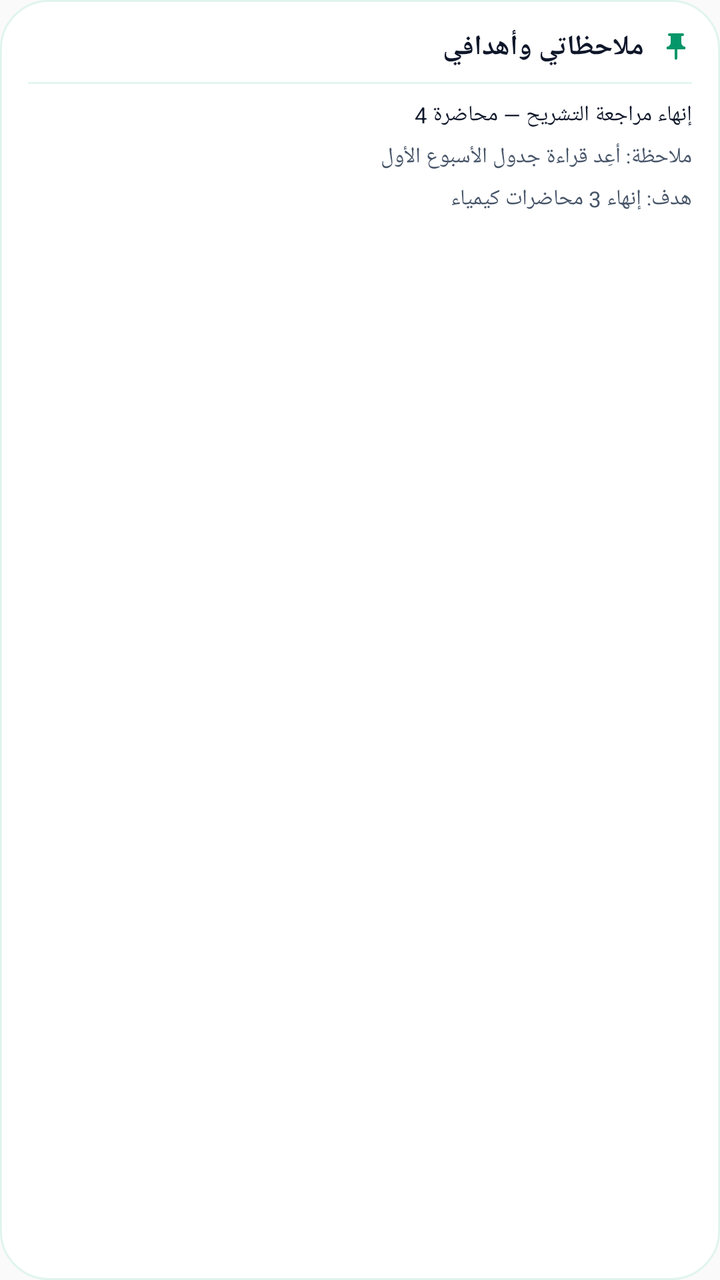
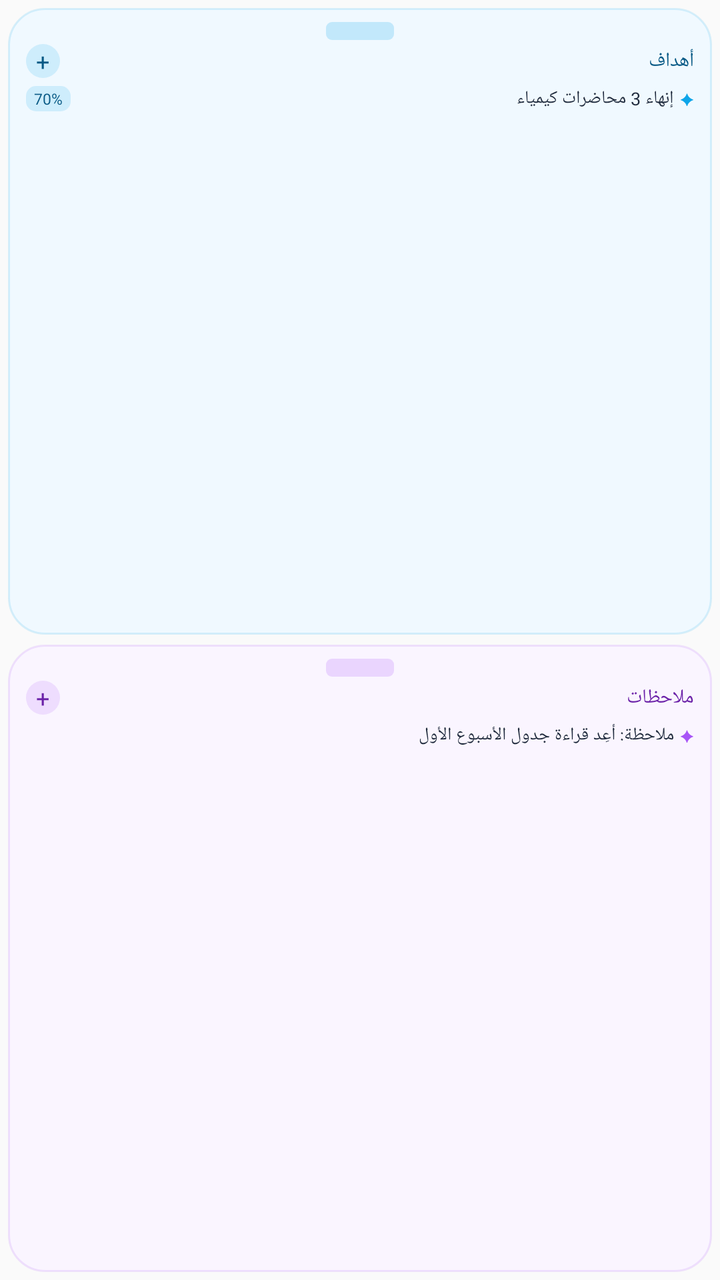

Two renders of the same Android screen: before a commit and after it. Below are the layout's source before the change and the commit's diff.
<!-- AndroidManifest.xml: application theme AppTheme -->
<!-- res/layout/widget_notes_preview.xml -->
<?xml version="1.0" encoding="utf-8"?>
<LinearLayout xmlns:android="http://schemas.android.com/apk/res/android"
    android:layout_width="match_parent"
    android:layout_height="match_parent"
    android:layoutDirection="rtl"
    android:background="@drawable/widget_preview_background"
    android:orientation="vertical"
    android:padding="14dp">

    <LinearLayout
        android:layout_width="match_parent"
        android:layout_height="wrap_content"
        android:gravity="center_vertical"
        android:orientation="horizontal">

        <ImageView
            android:layout_width="16dp"
            android:layout_height="16dp"
            android:contentDescription="@null"
            android:src="@drawable/widget_ic_pin"
            android:tint="#FF059669" />

        <TextView
            android:layout_width="wrap_content"
            android:layout_height="wrap_content"
            android:layout_marginStart="8dp"
            android:fontFamily="sans-serif-medium"
            android:text="@string/widget_notes_label"
            android:textColor="#FF0F172A"
            android:textSize="14sp"
            android:textStyle="bold" />
    </LinearLayout>

    <View
        android:layout_width="match_parent"
        android:layout_height="1dp"
        android:layout_marginTop="8dp"
        android:background="#1F10B981" />

    <TextView
        android:layout_width="match_parent"
        android:layout_height="wrap_content"
        android:layout_marginTop="8dp"
        android:text="@string/widget_preview_note_1"
        android:textColor="#FF0F172A"
        android:textSize="11sp" />

    <TextView
        android:layout_width="match_parent"
        android:layout_height="wrap_content"
        android:layout_marginTop="6dp"
        android:text="@string/widget_preview_note_2"
        android:textColor="#FF475569"
        android:textSize="11sp" />

    <TextView
        android:layout_width="match_parent"
        android:layout_height="wrap_content"
        android:layout_marginTop="6dp"
        android:text="@string/widget_preview_note_3"
        android:textColor="#FF475569"
        android:textSize="11sp" />
</LinearLayout>
<!-- resources referenced by this layout -->
<resources>
  <!-- drawable widget_ic_pin (drawable) -->
  <?xml version="1.0" encoding="utf-8"?>
  <vector xmlns:android="http://schemas.android.com/apk/res/android"
      android:width="24dp"
      android:height="24dp"
      android:viewportWidth="24"
      android:viewportHeight="24">
      <path
          android:fillColor="#FFFFFFFF"
          android:pathData="M16,9V4h1c0.55,0 1,-0.45 1,-1s-0.45,-1 -1,-1H7C6.45,2 6,2.45 6,3s0.45,1 1,1h1v5c0,1.66 -1.34,3 -3,3v2h5.97v7l1,1l1,-1v-7H19v-2c-1.66,0 -3,-1.34 -3,-3z" />
  </vector>
  <!-- drawable widget_preview_background (drawable) -->
  <?xml version="1.0" encoding="utf-8"?>
  <shape xmlns:android="http://schemas.android.com/apk/res/android"
      android:shape="rectangle">
      <solid android:color="#FFFFFFFF" />
      <corners android:radius="24dp" />
      <stroke
          android:width="1dp"
          android:color="#1F10B981" />
  </shape>
  <string name="widget_notes_label">ملاحظاتي وأهدافي</string>
  <string name="widget_preview_note_1">إنهاء مراجعة التشريح — محاضرة 4</string>
  <string name="widget_preview_note_2">ملاحظة: أعِد قراءة جدول الأسبوع الأول</string>
  <string name="widget_preview_note_3">هدف: إنهاء 3 محاضرات كيمياء</string>
  <style name="AppTheme" parent="Theme.AppCompat.Light.DarkActionBar">
          
          <item name="colorPrimary">@color/colorPrimary</item>
          <item name="colorPrimaryDark">@color/colorPrimaryDark</item>
          <item name="colorAccent">@color/colorAccent</item>
      </style>
</resources>

<!-- the commit's change to res/layout/widget_notes_preview.xml (unified diff, before → after) -->
@@ -3,61 +3,150 @@
     android:layout_width="match_parent"
     android:layout_height="match_parent"
     android:layoutDirection="rtl"
-    android:background="@drawable/widget_preview_background"
     android:orientation="vertical"
-    android:padding="14dp">
+    android:padding="4dp">
 
     <LinearLayout
         android:layout_width="match_parent"
-        android:layout_height="wrap_content"
-        android:gravity="center_vertical"
-        android:orientation="horizontal">
+        android:layout_height="0dp"
+        android:layout_weight="1"
+        android:background="@drawable/widget_bg_sticky_goal"
+        android:orientation="vertical"
+        android:paddingStart="9dp"
+        android:paddingTop="18dp"
+        android:paddingEnd="9dp"
+        android:paddingBottom="6dp">
 
-        <ImageView
-            android:layout_width="16dp"
-            android:layout_height="16dp"
-            android:contentDescription="@null"
-            android:src="@drawable/widget_ic_pin"
-            android:tint="#FF059669" />
+        <LinearLayout
+            android:layout_width="match_parent"
+            android:layout_height="wrap_content"
+            android:gravity="center_vertical"
+            android:orientation="horizontal">
 
-        <TextView
-            android:layout_width="wrap_content"
+            <TextView
+                android:layout_width="0dp"
+                android:layout_height="wrap_content"
+                android:layout_weight="1"
+                android:fontFamily="@font/tajawal_bold"
+                android:text="أهداف"
+                android:textColor="#FF075985"
+                android:textSize="10sp" />
+
+            <TextView
+                android:layout_width="17dp"
+                android:layout_height="17dp"
+                android:background="@drawable/widget_round_blue"
+                android:fontFamily="@font/tajawal_bold"
+                android:gravity="center"
+                android:text="@string/widget_preview_plus"
+                android:textColor="#FF075985"
+                android:textSize="12sp" />
+        </LinearLayout>
+
+        <LinearLayout
+            android:layout_width="match_parent"
             android:layout_height="wrap_content"
-            android:layout_marginStart="8dp"
-            android:fontFamily="sans-serif-medium"
-            android:text="@string/widget_notes_label"
-            android:textColor="#FF0F172A"
-            android:textSize="14sp"
-            android:textStyle="bold" />
+            android:layout_marginTop="4dp"
+            android:gravity="center_vertical"
+            android:orientation="horizontal">
+
+            <TextView
+                android:layout_width="wrap_content"
+                android:layout_height="wrap_content"
+                android:fontFamily="@font/tajawal_bold"
+                android:text="✦"
+                android:textColor="#FF0EA5E9"
+                android:textSize="8sp" />
+
+            <TextView
+                android:layout_width="0dp"
+                android:layout_height="wrap_content"
+                android:layout_marginStart="3dp"
+                android:layout_weight="1"
+                android:fontFamily="@font/tajawal_regular"
+                android:maxLines="1"
+                android:text="@string/widget_preview_goal_1"
+                android:textColor="#FF1E293B"
+                android:textSize="9sp" />
+
+            <TextView
+                android:layout_width="wrap_content"
+                android:layout_height="wrap_content"
+                android:background="@drawable/widget_preview_pill_blue"
+                android:fontFamily="@font/tajawal_bold"
+                android:paddingStart="4dp"
+                android:paddingTop="1dp"
+                android:paddingEnd="4dp"
+                android:paddingBottom="1dp"
+                android:text="@string/widget_preview_pct"
+                android:textColor="#FF075985"
+                android:textSize="7.5sp" />
+        </LinearLayout>
     </LinearLayout>
 
-    <View
+    <LinearLayout
         android:layout_width="match_parent"
-        android:layout_height="1dp"
-        android:layout_marginTop="8dp"
-        android:background="#1F10B981" />
+        android:layout_height="0dp"
+        android:layout_marginTop="5dp"
+        android:layout_weight="1"
+        android:background="@drawable/widget_bg_sticky_note"
+        android:orientation="vertical"
+        android:paddingStart="9dp"
+        android:paddingTop="18dp"
+        android:paddingEnd="9dp"
+        android:paddingBottom="6dp">
 
-    <TextView
-        android:layout_width="match_parent"
-        android:layout_height="wrap_content"
-        android:layout_marginTop="8dp"
-        android:text="@string/widget_preview_note_1"
-        android:textColor="#FF0F172A"
-        android:textSize="11sp" />
+        <LinearLayout
+            android:layout_width="match_parent"
+            android:layout_height="wrap_content"
+            android:gravity="center_vertical"
+            android:orientation="horizontal">
 
-    <TextView
-        android:layout_width="match_parent"
-        android:layout_height="wrap_content"
-        android:layout_marginTop="6dp"
-        android:text="@string/widget_preview_note_2"
-        android:textColor="#FF475569"
-        android:textSize="11sp" />
+            <TextView
+                android:layout_width="0dp"
+                android:layout_height="wrap_content"
+                android:layout_weight="1"
+                android:fontFamily="@font/tajawal_bold"
+                android:text="ملاحظات"
+                android:textColor="#FF6B21A8"
+                android:textSize="10sp" />
 
-    <TextView
-        android:layout_width="match_parent"
-        android:layout_height="wrap_content"
-        android:layout_marginTop="6dp"
-        android:text="@string/widget_preview_note_3"
-        android:textColor="#FF475569"
-        android:textSize="11sp" />
+            <TextView
+                android:layout_width="17dp"
+                android:layout_height="17dp"
+                android:background="@drawable/widget_round_violet"
+                android:fontFamily="@font/tajawal_bold"
+                android:gravity="center"
+                android:text="@string/widget_preview_plus"
+                android:textColor="#FF6B21A8"
+                android:textSize="12sp" />
+        </LinearLayout>
+
+        <LinearLayout
+            android:layout_width="match_parent"
+            android:layout_height="wrap_content"
+            android:layout_marginTop="4dp"
+            android:gravity="center_vertical"
+            android:orientation="horizontal">
+
+            <TextView
+                android:layout_width="wrap_content"
+                android:layout_height="wrap_content"
+                android:fontFamily="@font/tajawal_bold"
+                android:text="✦"
+                android:textColor="#FFA855F7"
+                android:textSize="8sp" />
+
+            <TextView
+                android:layout_width="0dp"
+                android:layout_height="wrap_content"
+                android:layout_marginStart="3dp"
+                android:layout_weight="1"
+                android:fontFamily="@font/tajawal_regular"
+                android:maxLines="1"
+                android:text="@string/widget_preview_note_2"
+                android:textColor="#FF1E293B"
+                android:textSize="9sp" />
+        </LinearLayout>
+    </LinearLayout>
 </LinearLayout>
<!-- resource entries referenced after the edit -->
@@ -1,30 +1,71 @@
 <!-- resources referenced by this layout -->
 <resources>
-  <!-- drawable widget_ic_pin (drawable) -->
+  <!-- drawable widget_bg_sticky_goal (drawable) -->
   <?xml version="1.0" encoding="utf-8"?>
-  <vector xmlns:android="http://schemas.android.com/apk/res/android"
-      android:width="24dp"
-      android:height="24dp"
-      android:viewportWidth="24"
-      android:viewportHeight="24">
-      <path
-          android:fillColor="#FFFFFFFF"
-          android:pathData="M16,9V4h1c0.55,0 1,-0.45 1,-1s-0.45,-1 -1,-1H7C6.45,2 6,2.45 6,3s0.45,1 1,1h1v5c0,1.66 -1.34,3 -3,3v2h5.97v7l1,1l1,-1v-7H19v-2c-1.66,0 -3,-1.34 -3,-3z" />
-  </vector>
-  <!-- drawable widget_preview_background (drawable) -->
+  <layer-list xmlns:android="http://schemas.android.com/apk/res/android">
+      <item>
+          <shape android:shape="rectangle">
+              <solid android:color="#FFF0F9FF" />
+              <corners android:radius="18dp" />
+              <stroke
+                  android:width="1dp"
+                  android:color="#260EA5E9" />
+          </shape>
+      </item>
+      <item
+          android:width="34dp"
+          android:height="9dp"
+          android:gravity="top|center_horizontal"
+          android:top="7dp">
+          <shape android:shape="rectangle">
+              <solid android:color="#330EA5E9" />
+              <corners android:radius="3dp" />
+          </shape>
+      </item>
+  </layer-list>
+  <!-- drawable widget_bg_sticky_note (drawable) -->
   <?xml version="1.0" encoding="utf-8"?>
-  <shape xmlns:android="http://schemas.android.com/apk/res/android"
-      android:shape="rectangle">
-      <solid android:color="#FFFFFFFF" />
-      <corners android:radius="24dp" />
-      <stroke
-          android:width="1dp"
-          android:color="#1F10B981" />
+  <layer-list xmlns:android="http://schemas.android.com/apk/res/android">
+      <item>
+          <shape android:shape="rectangle">
+              <solid android:color="#FFFAF5FF" />
+              <corners android:radius="18dp" />
+              <stroke
+                  android:width="1dp"
+                  android:color="#26A855F7" />
+          </shape>
+      </item>
+      <item
+          android:width="34dp"
+          android:height="9dp"
+          android:gravity="top|center_horizontal"
+          android:top="7dp">
+          <shape android:shape="rectangle">
+              <solid android:color="#33A855F7" />
+              <corners android:radius="3dp" />
+          </shape>
+      </item>
+  </layer-list>
+  <!-- drawable widget_preview_pill_blue (drawable) -->
+  <?xml version="1.0" encoding="utf-8"?>
+  <shape xmlns:android="http://schemas.android.com/apk/res/android" android:shape="rectangle">
+      <solid android:color="#260EA5E9" />
+      <corners android:radius="5dp" />
   </shape>
-  <string name="widget_notes_label">ملاحظاتي وأهدافي</string>
-  <string name="widget_preview_note_1">إنهاء مراجعة التشريح — محاضرة 4</string>
+  <!-- drawable widget_round_blue (drawable) -->
+  <?xml version="1.0" encoding="utf-8"?>
+  <shape xmlns:android="http://schemas.android.com/apk/res/android" android:shape="oval">
+      <solid android:color="#260EA5E9" />
+  </shape>
+  <!-- drawable widget_round_violet (drawable) -->
+  <?xml version="1.0" encoding="utf-8"?>
+  <shape xmlns:android="http://schemas.android.com/apk/res/android" android:shape="oval">
+      <solid android:color="#26A855F7" />
+  </shape>
+  <string name="widget_preview_goal_1">إنهاء 3 محاضرات كيمياء</string>
   <string name="widget_preview_note_2">ملاحظة: أعِد قراءة جدول الأسبوع الأول</string>
-  <string name="widget_preview_note_3">هدف: إنهاء 3 محاضرات كيمياء</string>
+  <string name="widget_preview_pct">70%</string>
+  <string name="widget_preview_plus">+</string>
   <style name="AppTheme" parent="Theme.AppCompat.Light.DarkActionBar">
           
           <item name="colorPrimary">@color/colorPrimary</item>
